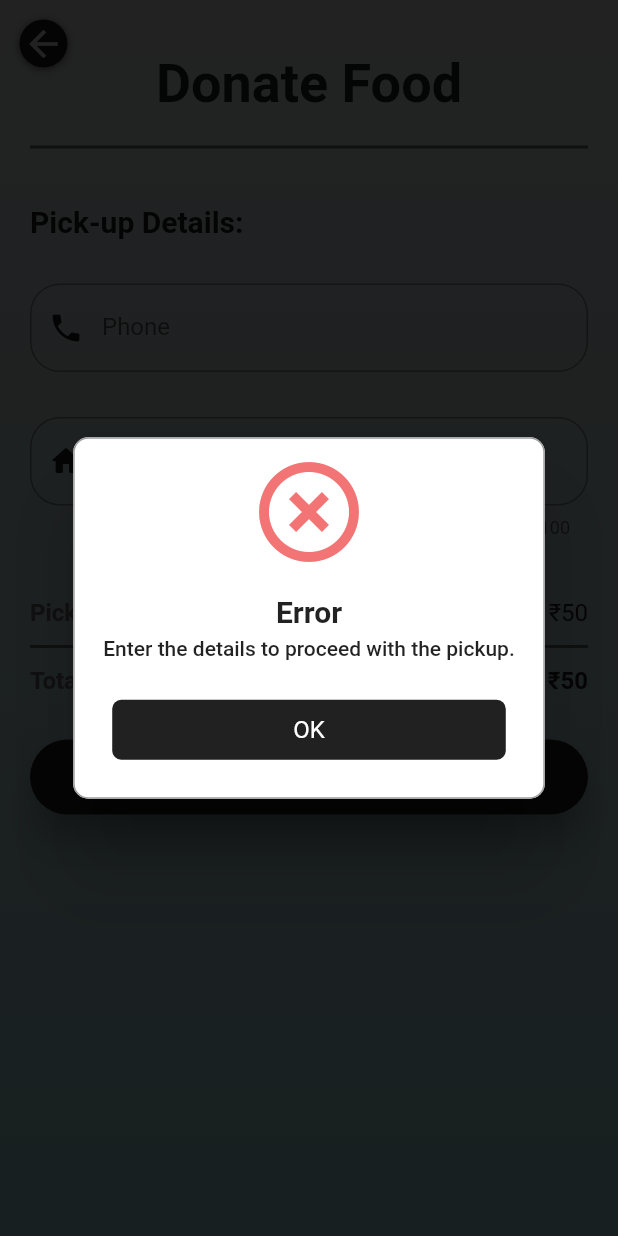
After one commit to DA-NIN-JA/food_app, a Flutter app: the DonateNowScreen screen opened by its route, after a tap on "Confirm Pick Up", on a phone screen of 412 x 824 dp. The commit adds this screen. Run offline on Flutter 3.47's test engine with Material 2 defaults, Android fonts, the phone set to English and light mode, and no system bars; drawn by our look-alikes of rflutter_alert; our stand-ins replace cloud_firestore, firebase_auth, firebase_core, font_awesome_flutter; accounts and stored records are empty.

Commit message:
Donation done only retriving left etc

```diff
--- a/lib/main.dart
+++ b/lib/main.dart
@@ -7,6 +7,7 @@ import 'package:food_app/providers/provider.dart';
 import 'package:food_app/screens/AuthPage.dart';
 import 'package:food_app/screens/NGO_list_page.dart';
 import 'package:food_app/screens/NGO_page.dart';
+import 'package:food_app/screens/donate_now_page.dart';
 import 'package:food_app/screens/edit_profile_screen.dart';
 import 'package:food_app/screens/home_screen.dart';
 import 'package:food_app/screens/user_profile.dart';
@@ -71,6 +72,7 @@ class MyApp extends StatelessWidget {
           NGOsList.routeName: (context) => NGOsList(),
           EditProfileScreen.routeName: (context) => EditProfileScreen(),
           AuthPage.routeName: (context) => AuthPage(),
+          DonateNowScreen.routeName: (context) => DonateNowScreen(),
         },
       ),
     );
--- a/lib/providers/provider.dart
+++ b/lib/providers/provider.dart
@@ -2,6 +2,7 @@ import 'package:firebase_auth/firebase_auth.dart';
 import 'package:flutter/material.dart';
 import 'package:cloud_firestore/cloud_firestore.dart';
 import 'package:flutter/services.dart';
+import 'package:intl/intl.dart';
 import 'package:food_app/main.dart';
 import 'package:food_app/reusableWidgets/dialog_box.dart';
 import 'package:provider/provider.dart';
@@ -146,7 +147,25 @@ class UserProvider with ChangeNotifier {
       print(error);
       ErrorDialog(context, "An error has occured. Please try again later.");
     }
-
     notifyListeners();
   }
+
+  void addDonationTransaction(String phone, String address) {
+    try {
+      final userId = FirebaseAuth.instance.currentUser!.uid;
+
+      FirebaseFirestore.instance.collection("users/history/${userId}").doc().set({
+        "phone": phone,
+        "address": address,
+        "Date": DateTime.now(),
+        "total": 50,
+      });
+    } on PlatformException catch (e) {
+      print(e);
+      rethrow;
+    } catch (error) {
+      print(error);
+      rethrow;
+    }
+  }
 }
--- a/lib/screens/NGO_list_page.dart
+++ b/lib/screens/NGO_list_page.dart
@@ -44,7 +44,7 @@ class NGOsList extends StatelessWidget {
                           )
                         : Padding(
                             padding: const EdgeInsets.only(
-                                top: 70), // It is the padding for stack.
+                                top: 80), // It is the padding for stack.
                             child: ListView.builder(
                               padding: EdgeInsets.only(
                                   bottom: 10), // It is the padding in scroll.
@@ -58,7 +58,7 @@ class NGOsList extends StatelessWidget {
                           ),
                   ),
                   Positioned(
-                    top: 30,
+                    top: 40,
                     child: Container(
                       width: MediaQuery.of(context).size.width,
                       color: kwhite.withOpacity(0),
@@ -67,7 +67,7 @@ class NGOsList extends StatelessWidget {
                         textAlign: TextAlign.center,
                         style: TextStyle(
                           fontWeight: FontWeight.bold,
-                          fontSize: 32,
+                          fontSize: 34,
                         ),
                       ),
                     ),
--- /dev/null
+++ b/lib/screens/donate_now_page.dart
@@ -0,0 +1,269 @@
+import 'package:flutter/material.dart';
+import 'package:flutter/services.dart';
+import 'package:provider/provider.dart';
+import 'package:intl/intl.dart';
+import 'package:firebase_core/firebase_core.dart';
+import 'package:rflutter_alert/rflutter_alert.dart';
+
+import '../providers/provider.dart';
+import '../constants.dart';
+import '../reusableWidgets/back_button.dart';
+import '../screens/home_screen.dart';
+import '../reusableWidgets/dialog_box.dart';
+
+class DonateNowScreen extends StatefulWidget {
+  static const routeName = "/DonateNowScreen";
+
+  @override
+  State<DonateNowScreen> createState() => _DonateNowScreenState();
+}
+
+class _DonateNowScreenState extends State<DonateNowScreen> {
+  final _addressController = TextEditingController();
+  final _phoneController = TextEditingController();
+  final _addressFocus = FocusNode();
+  var _isInit = true;
+
+  @override
+  void dispose() {
+    // TODO: implement dispose
+    _addressController;
+    _phoneController;
+    _addressFocus;
+    super.dispose();
+  }
+
+  void PickUpButton(String phone, String address) {
+    if (phone == "" || address == "") {
+      ErrorDialog(context, "Enter the details to proceed with the pickup.");
+    } else if (phone.length != 10) {
+      ErrorDialog(context, "Enter a 10-digit phone number.");
+    } else {
+      try {
+        Provider.of<UserProvider>(context, listen: false)
+            .addDonationTransaction(phone, address);
+        Alert(
+          context: context,
+          type: AlertType.success,
+          title: "Donation Successful!!",
+          style: AlertStyle(
+            titleStyle: TextStyle(
+              fontSize: 22,
+              fontWeight: FontWeight.bold,
+            ),
+          ),
+          closeIcon: SizedBox(),
+          buttons: [
+            DialogButton(
+              child: Text(
+                "OK",
+                style: TextStyle(color: kwhite),
+              ),
+              onPressed: () => Navigator.of(context).pop(),
+              color: kblack,
+            ),
+          ],
+          content: Text(
+            "We are on our way to pick up your parcel.",
+            style: TextStyle(fontSize: 16),
+            textAlign: TextAlign.center,
+          ),
+        ).show().then((value) => Navigator.of(context).pop());
+      } on PlatformException catch (e) {
+        ErrorDialog(context,
+            "An error occured from the server. Please try again later.");
+        return;
+      } catch (error) {
+        print(error);
+        ErrorDialog(
+            context, "An unknown error occured. Please try again later.");
+        return;
+      }
+    }
+  }
+
+  @override
+  Widget build(BuildContext context) {
+    final userData = Provider.of<UserProvider>(context).currentUser;
+    if (_isInit) {
+      setState(() {
+        _addressController.text = userData.address;
+        _phoneController.text = userData.phone;
+        _isInit = false;
+      });
+    }
+
+    return Scaffold(
+      // appBar: AppBar(),
+      body: SafeArea(
+        child: Container(
+          width: double.infinity,
+          height: double.infinity,
+          decoration: BoxDecoration(
+            gradient: LinearGradient(
+                colors: [kwhite, kcyan],
+                begin: Alignment.topCenter,
+                end: Alignment.bottomCenter),
+          ),
+          child: Stack(
+            children: [
+              SingleChildScrollView(
+                padding: EdgeInsets.fromLTRB(20, 90, 20, 0),
+                child: Column(
+                  children: [
+                    Divider(
+                      color: kgrey,
+                      thickness: 2,
+                    ),
+                    SizedBox(
+                      height: 30,
+                    ),
+                    Container(
+                      width: double.infinity,
+                      alignment: Alignment.centerLeft,
+                      child: Text(
+                        "Pick-up Details:",
+                        style: TextStyle(
+                            color: kblack,
+                            fontSize: 20,
+                            fontWeight: FontWeight.bold),
+                      ),
+                    ),
+                    SizedBox(
+                      height: 30,
+                    ),
+                    TextFormField(
+                      // focusNode: _phoneFocus,
+                      controller: _phoneController,
+                      decoration: InputDecoration(
+                        border: OutlineInputBorder(
+                            borderRadius: BorderRadius.circular(20),
+                            borderSide: BorderSide(color: kgrey)),
+                        prefixIcon: Icon(
+                          Icons.phone,
+                          color: kblack,
+                        ),
+                        label: Text("Phone"),
+                      ),
+                      onFieldSubmitted: (value) => _addressController.text
+                              .trim()
+                              .isEmpty
+                          ? FocusScope.of(context).requestFocus(_addressFocus)
+                          : null,
+                      keyboardType: TextInputType.number,
+                      style: TextStyle(color: kblack),
+                      // readOnly: _editable ? false : true,
+                      // onTap: _editable
+                      //     ? null
+                      //     : () {
+                      //         FocusScope.of(context).requestFocus(FocusNode());
+                      //       },
+                    ),
+                    SizedBox(
+                      height: 30,
+                    ),
+                    TextFormField(
+                      focusNode: _addressFocus,
+                      controller: _addressController,
+                      decoration: InputDecoration(
+                        border: OutlineInputBorder(
+                            borderRadius: BorderRadius.circular(20),
+                            borderSide: BorderSide(color: kgrey)),
+                        prefixIcon: Icon(
+                          Icons.home_rounded,
+                          color: kblack,
+                        ),
+                        label: Text("Address"),
+                      ),
+                      onTapOutside: (event) => FocusScope.of(context).unfocus(),
+                      onFieldSubmitted: (value) =>
+                          FocusScope.of(context).unfocus(),
+                      keyboardType: TextInputType.streetAddress,
+                      maxLength: 100,
+                      maxLines: 1,
+                      style: TextStyle(color: kblack),
+                      // readOnly: _editable ? false : true,
+                      // onTap: _editable
+                      //     ? null
+                      //     : () {
+                      //         FocusScope.of(context).requestFocus(FocusNode());
+                      //       },
+                    ),
+                    SizedBox(
+                      height: 40,
+                    ),
+                    BottomSheetInfoRow(title: "Pick-up Charges", info: "₹50"),
+                    SizedBox(
+                      height: 5,
+                    ),
+                    Divider(
+                      thickness: 2,
+                      color: kblack.withOpacity(0.6),
+                    ),
+                    SizedBox(
+                      height: 5,
+                    ),
+                    BottomSheetInfoRow(
+                      title: "Total Charges",
+                      info: "₹50",
+                      bold: true,
+                    ),
+                    SizedBox(
+                      height: 30,
+                    ),
+                    Container(
+                      width: double.infinity,
+                      height: 50,
+                      child: ElevatedButton(
+                        style: ButtonStyle(
+                          backgroundColor: MaterialStatePropertyAll(kblack),
+                          elevation: MaterialStatePropertyAll(10),
+                          shape: MaterialStatePropertyAll(
+                            RoundedRectangleBorder(
+                              borderRadius: BorderRadius.circular(50),
+                            ),
+                          ),
+                        ),
+                        onPressed: () => PickUpButton(
+                          _phoneController.text.trim(),
+                          _addressController.text.trim(),
+                        ),
+                        child: Text(
+                          "Confirm Pick Up",
+                          style: TextStyle(fontSize: 20),
+                        ),
+                      ),
+                    )
+                  ],
+                ),
+              ),
+              Positioned(
+                top: 35,
+                child: Container(
+                  width: MediaQuery.of(context).size.width,
+                  color: kwhite.withOpacity(0),
+                  child: Text(
+                    "Donate Food",
+                    textAlign: TextAlign.center,
+                    style: TextStyle(
+                      fontWeight: FontWeight.bold,
+                      fontSize: 36,
+                    ),
+                  ),
+                ),
+              ),
+              Positioned(
+                child: IconButton(
+                    onPressed: () => Navigator.of(context).pop(),
+                    icon: BackIcon(),
+                    splashRadius: 28),
+                left: 5,
+                top: 5,
+              )
+            ],
+          ),
+        ),
+      ),
+    );
+  }
+}
--- a/pubspec.yaml
+++ b/pubspec.yaml
@@ -36,6 +36,7 @@ dependencies:
   rflutter_alert: ^2.0.4
   firebase_core: ^2.10.0
   provider: ^6.0.5
+  intl: ^0.17.0
 
 
   # The following adds the Cupertino Icons font to your application.
```
Also changed, not shown: lib/screens/NGO_page.dart (+7 -0 lines), lib/screens/home_screen.dart (+65 -10 lines), pubspec.lock.
